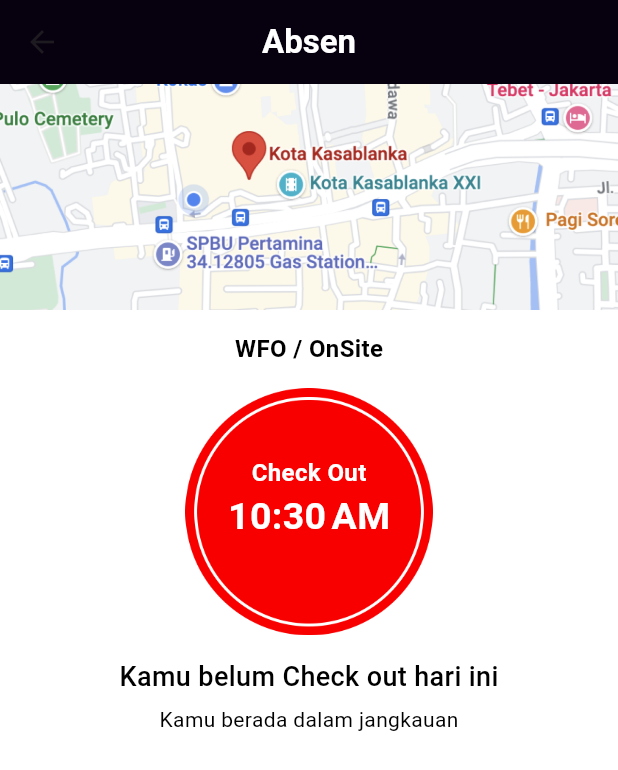
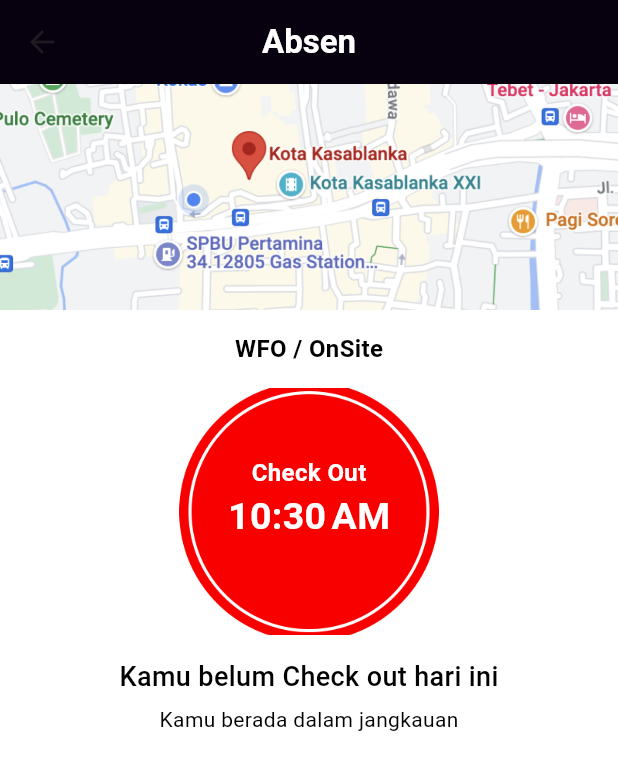
Before and after one commit to ezaatama/assesment-phintraco, a Flutter app: the AbsensiScreen screen opened by its route, after a tap on "Check In", on a phone screen of 412 x 824 dp. Shown: the top 770 px of the screen. Run offline on Flutter 3.47's test engine with Material 2 defaults, Android fonts, the phone set to English and light mode, and no system bars; our stand-ins replace bloc, dropdown_button2, flutter_bloc, fluttertoast, persistent_bottom_nav_bar_v2, sqflite; accounts and stored records are empty.

Commit message:
fix absensi

```diff
--- a/lib/data/attendances/data_attendances_state.dart
+++ b/lib/data/attendances/data_attendances_state.dart
@@ -8,7 +8,8 @@ final class DataAttendancesInitial extends DataAttendancesState {}
 final class DataAttendancesLoading extends DataAttendancesState {}
 
 final class DataAttendancesLoaded extends DataAttendancesState {
-  final List<Map<String, dynamic>> checkInData;
+  // final List<Map<String, dynamic>> checkInData;
+  final Attendance checkInData;
 
   DataAttendancesLoaded({required this.checkInData});
 }
--- a/lib/screens/absen/absensi_screen.dart
+++ b/lib/screens/absen/absensi_screen.dart
@@ -114,7 +114,7 @@ class _AbsensiScreenState extends State<AbsensiScreen> {
                                         : "assets/icons/ic_checkOut.png",
                                     fit: BoxFit.cover,
                                     width:
-                                        MediaQuery.of(context).size.width * .40,
+                                        MediaQuery.of(context).size.width * .42,
                                     height: MediaQuery.of(context).size.height *
                                         .20,
                                   ),
@@ -175,16 +175,8 @@ class _AbsensiScreenState extends State<AbsensiScreen> {
                     margin: const EdgeInsets.symmetric(horizontal: 16),
                     child: Column(
                         crossAxisAlignment: CrossAxisAlignment.start,
-                        children: state.checkInData.map((e) {
-                          String formatDateIn = DateFormat.EEEE('id')
-                              .format(DateTime.tryParse(e['Date_In'])!);
-                          String formatCheckIn = DateFormat.jm()
-                              .format(DateTime.tryParse(e['Check_In'])!);
-                          String formatCheckOut = DateFormat.jm()
-                              .format(DateTime.tryParse(e['Check_Out'])!);
-                          String date = DateFormat('dd/M/yyyy')
-                              .format(DateTime.tryParse(e['Date'])!);
-                          return Column(
+                        children: [
+                          Column(
                             children: [
                               Text(
                                 "Riwayat Absen",
@@ -212,7 +204,10 @@ class _AbsensiScreenState extends State<AbsensiScreen> {
                                           CrossAxisAlignment.start,
                                       children: [
                                         Text(
-                                          formatDateIn,
+                                          state.checkInData.dateIn == null
+                                              ? '-'
+                                              : DateFormat.EEEE('id').format(
+                                                  state.checkInData.dateIn!),
                                           style: BLACK_TEXT_STYLE.copyWith(
                                               fontSize: 18,
                                               fontWeight: FontUI.WEIGHT_MEDIUM),
@@ -234,7 +229,13 @@ class _AbsensiScreenState extends State<AbsensiScreen> {
                                                   color: ColorUI.GREEN),
                                             ),
                                             const SizedBox(width: 5),
-                                            Text(formatCheckIn,
+                                            Text(
+                                                state.checkInData.checkIn ==
+                                                        null
+                                                    ? '-'
+                                                    : DateFormat.jm().format(
+                                                        state.checkInData
+                                                            .checkIn!),
                                                 style:
                                                     BLACK_TEXT_STYLE.copyWith(
                                                         fontWeight: FontUI
@@ -255,7 +256,13 @@ class _AbsensiScreenState extends State<AbsensiScreen> {
                                                   color: ColorUI.BLACK),
                                             ),
                                             const SizedBox(width: 5),
-                                            Text(formatCheckOut,
+                                            Text(
+                                                state.checkInData.checkOut ==
+                                                        null
+                                                    ? '-'
+                                                    : DateFormat.jm().format(
+                                                        state.checkInData
+                                                            .checkOut!),
                                                 style:
                                                     BLACK_TEXT_STYLE.copyWith(
                                                         fontWeight: FontUI
@@ -266,7 +273,12 @@ class _AbsensiScreenState extends State<AbsensiScreen> {
                                     ),
                                     Column(
                                       children: [
-                                        Text(date,
+                                        Text(
+                                            state.checkInData.date == null
+                                                ? '-'
+                                                : DateFormat('dd/M/yyyy')
+                                                    .format(state
+                                                        .checkInData.date!),
                                             style: BLACK_TEXT_STYLE.copyWith(
                                                 fontWeight:
                                                     FontUI.WEIGHT_MEDIUM)),
@@ -276,8 +288,8 @@ class _AbsensiScreenState extends State<AbsensiScreen> {
                                 ),
                               )
                             ],
-                          );
-                        }).toList()),
+                          )
+                        ]),
                   );
                 }
                 return const SizedBox();
--- a/lib/utils/db_helper.dart
+++ b/lib/utils/db_helper.dart
@@ -74,10 +74,12 @@ class DBHelper {
       await db!.insert('attendances', attendances.toJson());
     } else {
       await db!.update('attendances', attendances.toJson(),
-          where: 'Id = ?', whereArgs: [attendances.id]);
+          where: 'id = ?', whereArgs: [attendances.id]);
     }
+    await db.insert('attendances', attendances.toJson());
+
     await db.update('users', {'updated_at': DateTime.now().toIso8601String()},
-        where: 'Id = ?', whereArgs: [user.id]);
+        where: 'id = ?', whereArgs: [user.id]);
   }
 
   Future<void> updateAttendanceCheckout(
@@ -86,9 +88,9 @@ class DBHelper {
 
     if (attendance.id != null) {
       await db!.update('attendances', attendance.toJson(),
-          where: 'Id = ?', whereArgs: [attendance.id]);
+          where: 'id = ?', whereArgs: [attendance.id]);
     }
     await db!.update('users', {'updated_at': DateTime.now().toIso8601String()},
-        where: 'Id = ?', whereArgs: [user.id]);
+        where: 'id = ?', whereArgs: [user.id]);
   }
 }
```
Also changed, not shown: lib/data/attendances/data_attendances_cubit.dart (+12 -4 lines), lib/tabs/homescreen.dart (+24 -18 lines).
